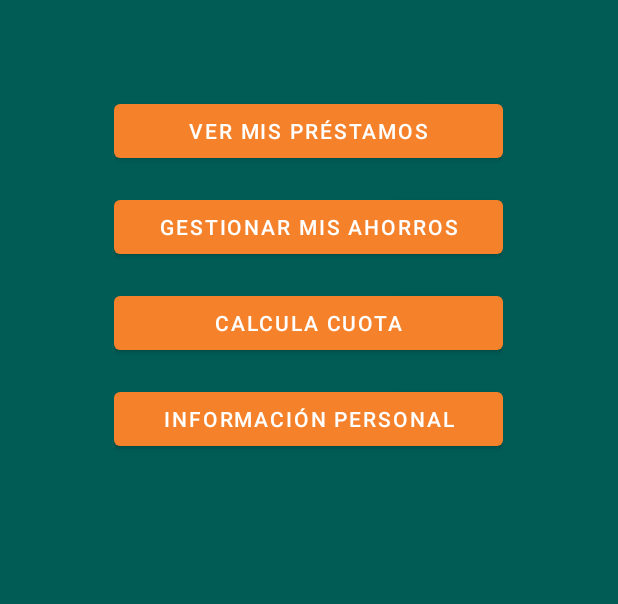
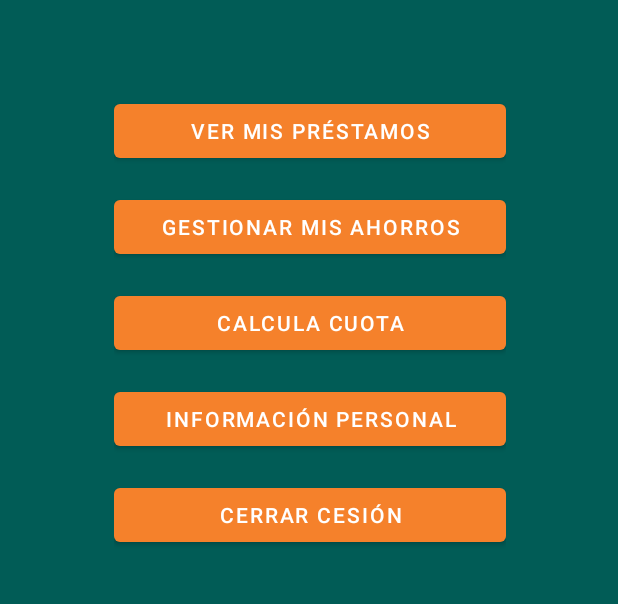
Before and after one commit to adriansm1222/asodesunidosRep, an Android app: the PantallaPrincipalClienteActivity screen opened directly, with no data from a screen before it, on a phone screen of 412 x 824 dp, the part 359-963 px from its top. Run offline under Robolectric (Android 15) with nearby library versions, the light colour scheme and no system bars.

Commit message:
cerrar sesión

```diff
--- a/ASODESUNIDOS/app/src/main/java/com/example/asodesunidos/PantallaPrincipalClienteActivity.java
+++ b/ASODESUNIDOS/app/src/main/java/com/example/asodesunidos/PantallaPrincipalClienteActivity.java
@@ -43,5 +43,8 @@ public class PantallaPrincipalClienteActivity extends AppCompatActivity {
         intent.putExtra(CEDULA, usuario);
         startActivity(intent);
     }
+    public void logOut(View view){
+        finish();
+    }
 
 }
--- a/ASODESUNIDOS/app/src/main/res/layout/activity_pantalla_principal_cliente.xml
+++ b/ASODESUNIDOS/app/src/main/res/layout/activity_pantalla_principal_cliente.xml
@@ -9,8 +9,8 @@
 
 
     <LinearLayout
-        android:layout_width="259dp"
-        android:layout_height="258dp"
+        android:layout_width="261dp"
+        android:layout_height="350dp"
         android:layout_marginStart="76dp"
         android:layout_marginTop="63dp"
         android:orientation="vertical"
@@ -49,6 +49,14 @@
             android:layout_marginBottom="16dp"
             android:onClick="infoPersonal"
             android:text="Información personal" />
+
+        <Button
+            android:id="@+id/buttoLogout"
+            android:layout_width="match_parent"
+            android:layout_height="wrap_content"
+            android:layout_marginBottom="16dp"
+            android:onClick="logOut"
+            android:text="Cerrar cesión" />
     </LinearLayout>
 
     <ImageView
```
